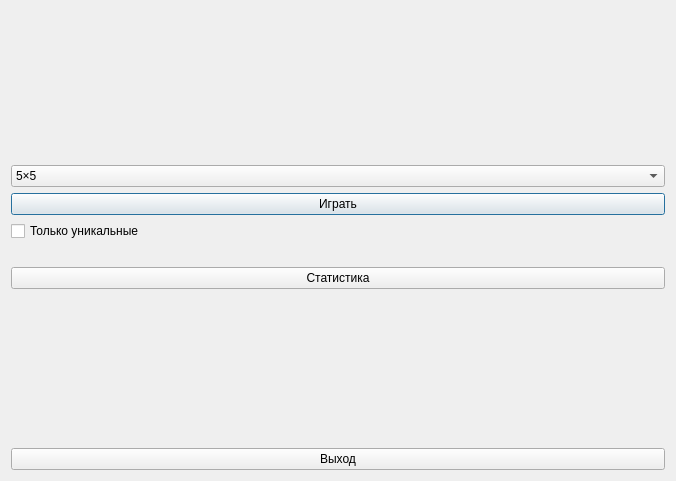
The window that Hitori/mainmenu.ui (Senior2007/Hitori-Game) describes before a commit, drawn with Qt 5.
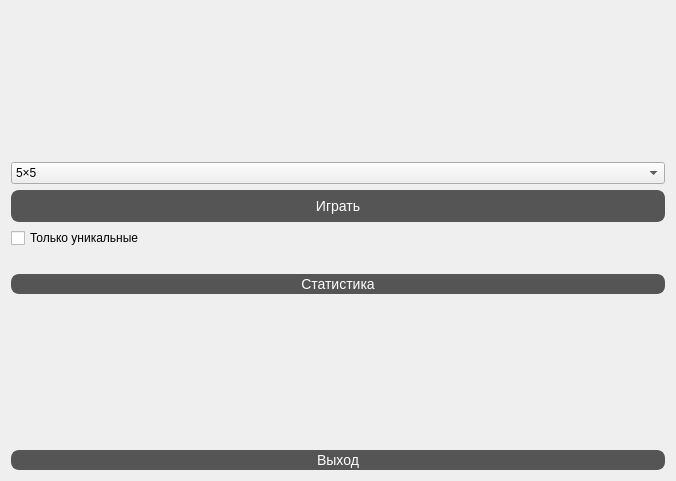
The same window after the commit.

Patch:
```diff
--- a/Hitori/mainmenu.ui
+++ b/Hitori/mainmenu.ui
@@ -53,6 +53,28 @@
    </item>
    <item>
     <widget class="QPushButton" name="playButton">
+     <property name="styleSheet">
+      <string notr="true">QPushButton {
+	font: &quot;Futura&quot;;   
+    background-color: #555555;
+    color: white;
+    border-radius: 8px;
+    padding: 6px 12px;
+    border: 2px solid #555555;
+    font-size: 14px;
+}
+
+QPushButton:hover {
+    background-color: #376130;
+    border-color: #376130;
+}
+
+QPushButton:pressed {
+    background-color: #333333;
+    border-color: #333333;
+}
+</string>
+     </property>
      <property name="text">
       <string>Играть</string>
      </property>
@@ -60,6 +82,9 @@
    </item>
    <item>
     <widget class="QCheckBox" name="uniqueCheckBox">
+     <property name="styleSheet">
+      <string notr="true">font: &quot;Futura&quot;;</string>
+     </property>
      <property name="text">
       <string>Только уникальные</string>
      </property>
@@ -80,6 +105,27 @@
    </item>
    <item>
     <widget class="QPushButton" name="statsButton">
+     <property name="styleSheet">
+      <string notr="true">QPushButton {
+	font: &quot;Futura&quot;;   
+    background-color: #555555;
+    color: white;
+    border-radius: 8px;
+    border: 2px solid #555555;
+    font-size: 14px;
+}
+
+QPushButton:hover {
+    background-color: #444444;
+    border-color: #444444;
+}
+
+QPushButton:pressed {
+    background-color: #333333;
+    border-color: #333333;
+}
+</string>
+     </property>
      <property name="text">
       <string>Статистика</string>
      </property>
@@ -100,6 +146,27 @@
    </item>
    <item>
     <widget class="QPushButton" name="exitButton">
+     <property name="styleSheet">
+      <string notr="true">QPushButton {
+	font: &quot;Futura&quot;;   
+    background-color: #555555;
+    color: white;
+    border-radius: 8px;
+    border: 2px solid #555555;
+    font-size: 14px;
+}
+
+QPushButton:hover {
+    background-color: #fc0330;
+    border-color: #fc0330;
+}
+
+QPushButton:pressed {
+    background-color: #333333;
+    border-color: #333333;
+}
+</string>
+     </property>
      <property name="text">
       <string>Выход</string>
      </property>
```
